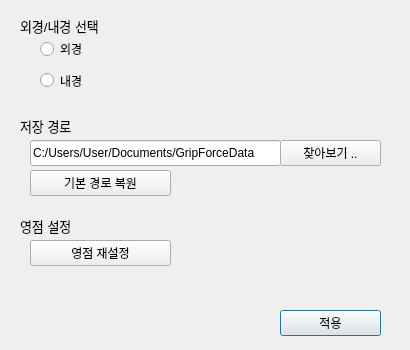
Qt form pc_app/windows/settings/settings.ui (byeonatt/CoREP24_Team5) before a commit.
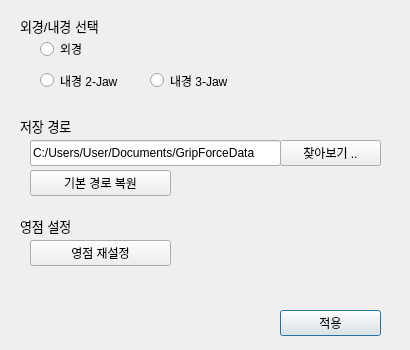
The same form after that commit.

The edit to the form file:
```diff
--- a/pc_app/windows/settings/settings.ui
+++ b/pc_app/windows/settings/settings.ui
@@ -36,7 +36,7 @@
     </rect>
    </property>
    <property name="text">
-    <string>내경</string>
+    <string>내경 2-Jaw</string>
    </property>
   </widget>
   <widget class="QLabel" name="lblCom">
@@ -167,6 +167,19 @@
     <string>기본 경로 복원</string>
    </property>
   </widget>
+  <widget class="QRadioButton" name="radioButton_3">
+   <property name="geometry">
+    <rect>
+     <x>150</x>
+     <y>70</y>
+     <width>100</width>
+     <height>21</height>
+    </rect>
+   </property>
+   <property name="text">
+    <string>내경 3-Jaw</string>
+   </property>
+  </widget>
  </widget>
  <resources/>
  <connections/>
```
